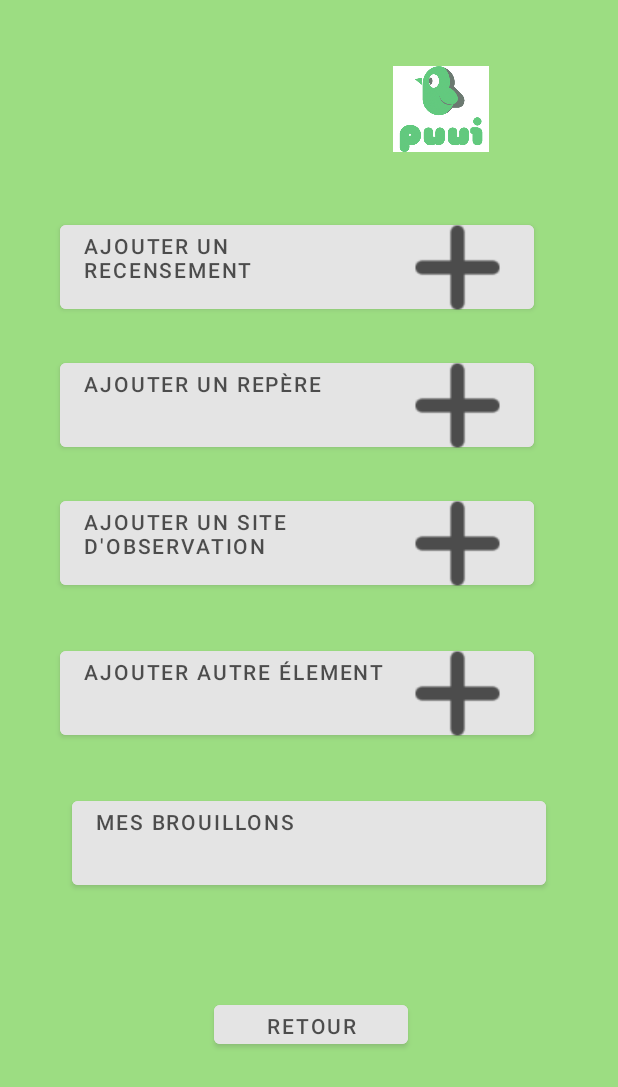
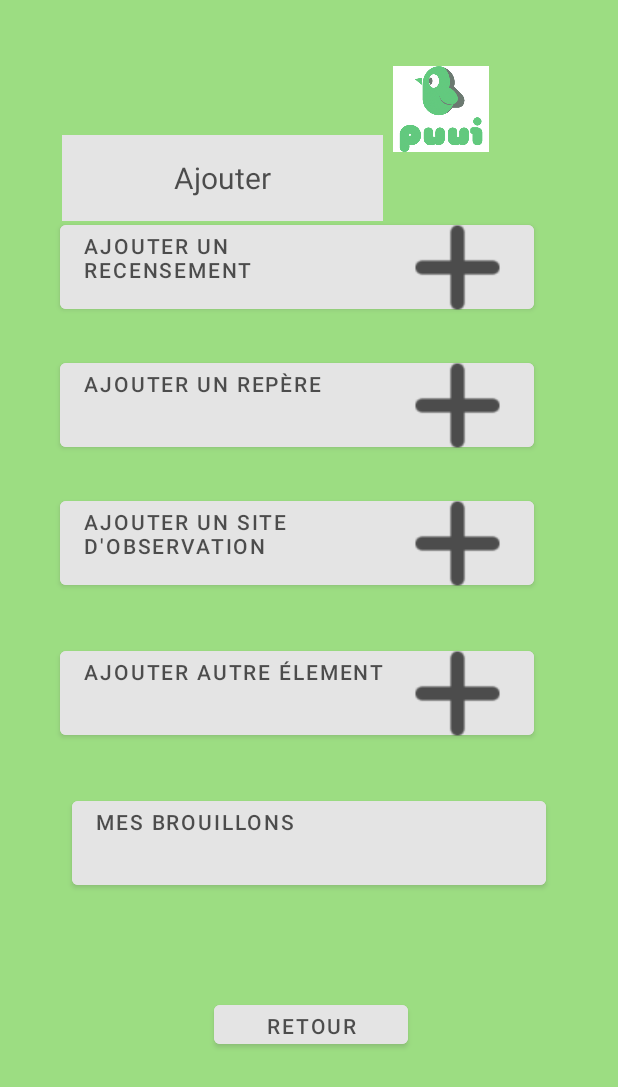
Before and after one commit to samuelboiss/PiouPiou, an Android app: the layout ajouter.xml on its own in the app's theme, with its tools: preview values and no code run, on a phone screen of 412 x 824 dp. Shown: the top 1087 px of the screen. Run offline under Robolectric (Android 15) with nearby library versions, the phone set to English and light mode, and no system bars.

Commit message:
name of the page

```diff
--- a/PiouPiou/app/src/main/res/layout/ajouter.xml
+++ b/PiouPiou/app/src/main/res/layout/ajouter.xml
@@ -7,7 +7,33 @@
     android:background="@color/background_green"
     android:alpha="0.7">
 
-    <!-- Create a ImageView of plus sign -->
+
+    <LinearLayout
+        android:layout_width="214dp"
+        android:layout_height="57dp"
+        android:layout_marginStart="39dp"
+        android:layout_marginTop="41dp"
+        android:layout_marginEnd="5dp"
+        android:layout_marginBottom="628dp"
+        android:background="@color/button_gray"
+
+        android:textColor="@color/black"
+        app:layout_constrainedHeight="true"
+        app:layout_constraintBottom_toBottomOf="parent"
+        app:layout_constraintEnd_toStartOf="@+id/image"
+        app:layout_constraintStart_toStartOf="parent"
+        app:layout_constraintTop_toTopOf="parent">
+
+        <TextView
+            android:layout_width="match_parent"
+            android:layout_height="match_parent"
+            android:text="@string/ajouter"
+            android:textColor="@color/black"
+            android:textSize="20dp"
+            android:gravity="center"
+            />
+    </LinearLayout>
+
 
     <ImageView
         android:id="@+id/image"
--- a/PiouPiou/app/src/main/res/values/strings.xml
+++ b/PiouPiou/app/src/main/res/values/strings.xml
@@ -1,3 +1,4 @@
 <resources>
     <string name="app_name">PiouPioy</string>
+    <string name="ajouter">Ajouter</string>
 </resources>
```
